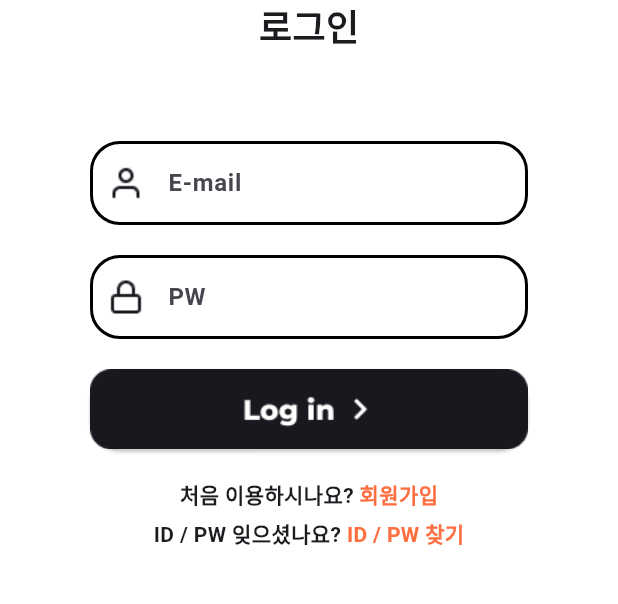
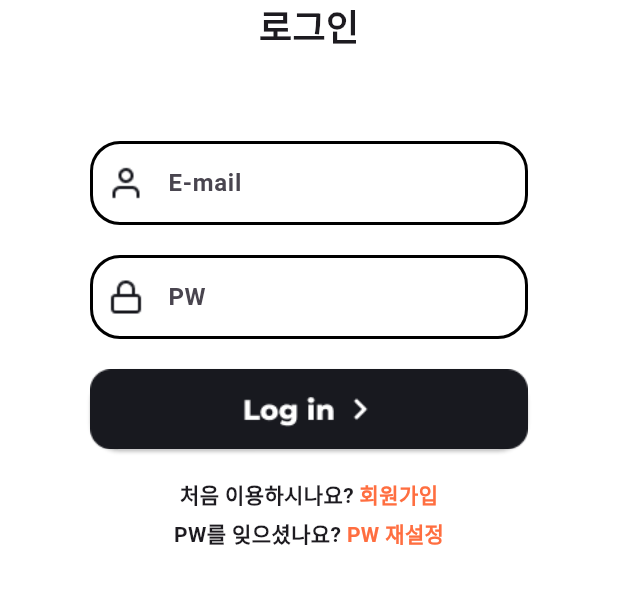
Before and after one commit to MobileProject-WhatAreYouDoingToday/BE, a Flutter app: the screen it shows after launch, on a phone screen of 412 x 824 dp, the part 568-1172 px from its top. Run offline on Flutter 3.47's test engine with Material 3 defaults, Android fonts, the phone set to English and light mode, and no system bars; our stand-ins replace cloud_firestore, connectivity_plus, firebase_auth, firebase_core, flutter_local_notifications, flutter_time_picker_spinner and 3 more; accounts and stored records are empty.

Commit message:
로그인 수정

```diff
--- a/lib/auth.dart
+++ b/lib/auth.dart
@@ -195,7 +195,7 @@ class LoginWidget extends StatelessWidget {
                     mainAxisAlignment: MainAxisAlignment.center,
                     children: [
                       Text(
-                        'ID / PW 잊으셨나요?',
+                        'PW를 잊으셨나요?',
                         style: TextStyle(
                           fontSize: 14,
                           fontWeight: FontWeight.bold,
@@ -208,7 +208,7 @@ class LoginWidget extends StatelessWidget {
                           Navigator.push(context, MaterialPageRoute(builder: (context) => WillChangePwWidget()));
                         },
                         child: Text(
-                          ' ID / PW 찾기',
+                          ' PW 재설정',
                           style: TextStyle(
                             fontSize: 14,
                             fontWeight: FontWeight.bold,
```
